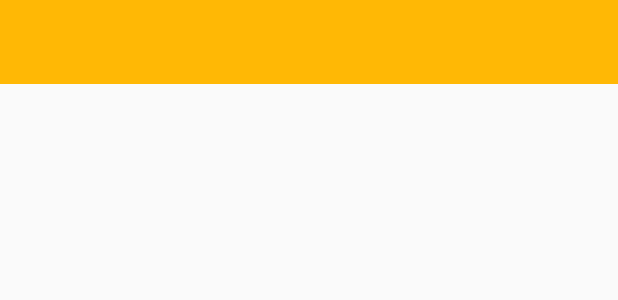
After one commit to nicoletangsy/INFINITE, an Android app: the layout activity_test.xml on its own in the app's theme, with its tools: preview values and no code run, on a phone screen of 412 x 824 dp. The commit adds this screen. Shown: the top 300 px of the screen. Run offline under Robolectric (Android 15) with nearby library versions, the phone set to English and light mode, and no system bars.

Commit message:
include TarsosDSP for signal processing & add testActivity

```diff
--- a/app/build.gradle
+++ b/app/build.gradle
@@ -9,6 +9,7 @@ android {
         versionCode 1
         versionName "1.0"
         testInstrumentationRunner "android.support.test.runner.AndroidJUnitRunner"
+        multiDexEnabled true
     }
     buildTypes {
         release {
@@ -19,10 +20,11 @@ android {
 }
 
 dependencies {
-    implementation fileTree(dir: 'libs', include: ['*.jar'])
+    implementation fileTree(include: ['*.jar'], dir: 'libs')
     implementation 'com.android.support:appcompat-v7:28.0.0'
     implementation 'com.android.support.constraint:constraint-layout:1.1.3'
     testImplementation 'junit:junit:4.12'
     androidTestImplementation 'com.android.support.test:runner:1.0.2'
     androidTestImplementation 'com.android.support.test.espresso:espresso-core:3.0.2'
+    implementation 'com.android.support:multidex:1.0.3'
 }
--- a/app/src/main/AndroidManifest.xml
+++ b/app/src/main/AndroidManifest.xml
@@ -41,7 +41,8 @@
         <activity
             android:name=".RightHandFeedback"
             android:label="INFINITE"
-            android:screenOrientation="landscape"></activity>
+            android:screenOrientation="landscape" />
+        <activity android:name=".testActivity"></activity>
     </application>
 
 </manifest>
--- a/app/src/main/java/comnicoletangsyinfinite/httpsgithub/infinite/MainActivity.java
+++ b/app/src/main/java/comnicoletangsyinfinite/httpsgithub/infinite/MainActivity.java
@@ -62,7 +62,8 @@ public class MainActivity extends AppCompatActivity {
     }
 
     public void openSettingPage(){
-        Intent intent = new Intent(this, SettingActivity.class);
+        //edit to test page
+        Intent intent = new Intent(this, testActivity.class);
         startActivity(intent);
     }
 
--- /dev/null
+++ b/app/src/main/res/layout/activity_test.xml
@@ -0,0 +1,25 @@
+<?xml version="1.0" encoding="utf-8"?>
+<android.support.constraint.ConstraintLayout xmlns:android="http://schemas.android.com/apk/res/android"
+    xmlns:app="http://schemas.android.com/apk/res-auto"
+    xmlns:tools="http://schemas.android.com/tools"
+    android:layout_width="match_parent"
+    android:layout_height="match_parent"
+    tools:context=".testActivity">
+
+    <include
+        android:id="@+id/app_bar"
+        layout="@layout/app_bar"
+        android:layout_width="0dp"
+        android:layout_height="wrap_content"
+        android:layout_marginBottom="64dp"
+        app:layout_constraintBottom_toTopOf="@+id/imageView3"
+        app:layout_constraintEnd_toEndOf="parent"
+        app:layout_constraintStart_toStartOf="parent"
+        app:layout_constraintTop_toTopOf="parent"></include>
+
+    <TextView
+        android:id="@+id/textView1"
+        android:layout_width="match_parent"
+        android:layout_height="wrap_content" />
+
+</android.support.constraint.ConstraintLayout>
```
Also changed, not shown: app/src/main/java/comnicoletangsyinfinite/httpsgithub/infinite/testActivity.java (added, +43 -0 lines), app/libs/TarsosDSP-Android-2.4.jar (added).
